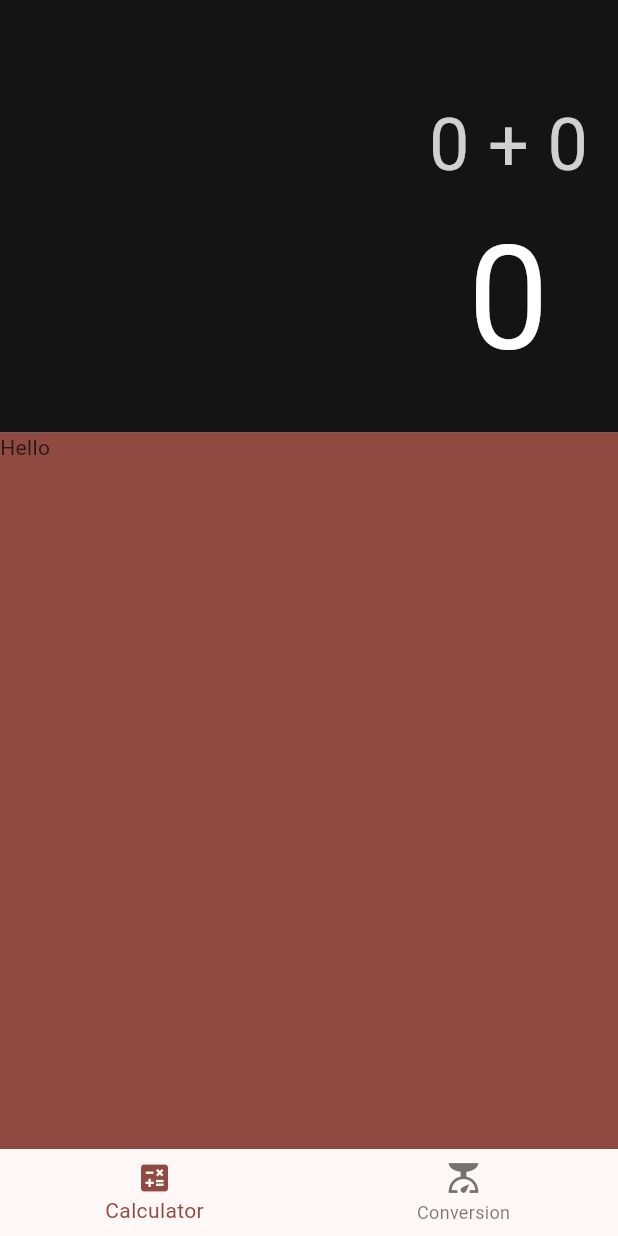
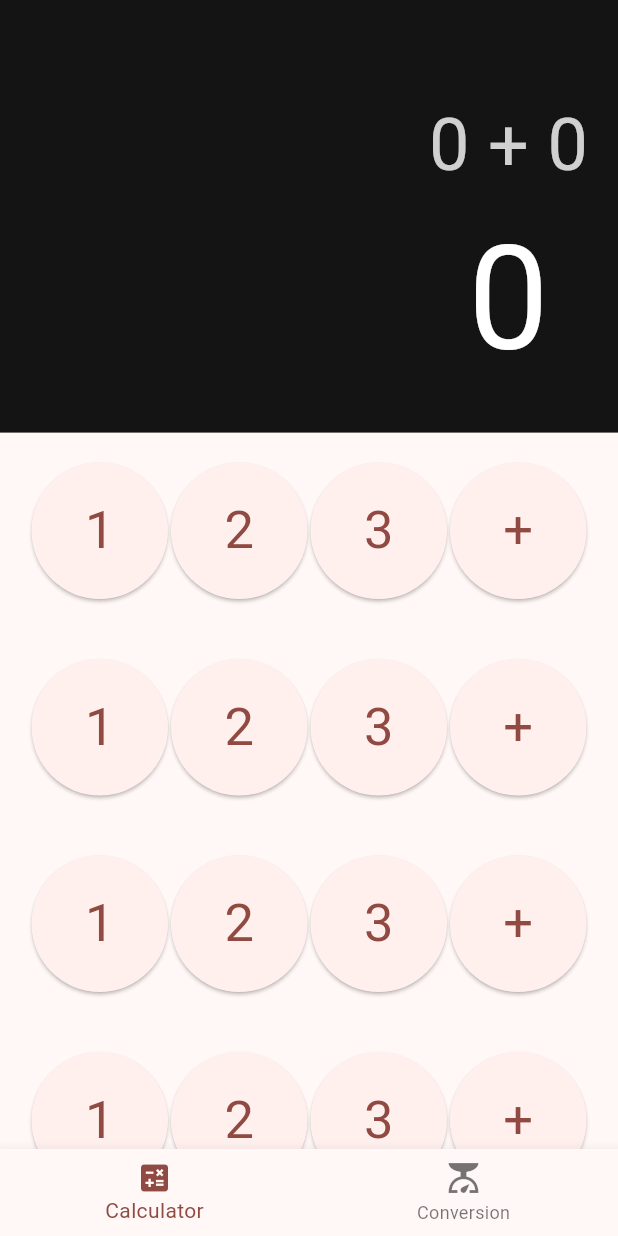
Before and after one commit to Deveesh-Shetty/MathOps, a Flutter app: the screen it shows after launch, on a phone screen of 412 x 824 dp. Run offline on Flutter 3.47's test engine with Material 2 defaults, Android fonts, the phone set to English and light mode, and no system bars.

Commit message:
ADD: Buttons have to make it responsive tho

```diff
--- a/lib/main.dart
+++ b/lib/main.dart
@@ -104,12 +104,164 @@ class _CalculatorState extends State<Calculator> {
         ),
         Expanded(
           child: Container(
-            color: theme.colorScheme.primary,
             width: width,
-            child: Text('Hello'),
+            child: Column(
+              children: [
+                // Row 1
+                Padding(
+                  padding: const EdgeInsets.all(20),
+                  child: Row(
+                    children: [
+                      KeyButton(
+                        text: '1',
+                        onClick: () {},
+                      ),
+                      KeyButton(
+                        text: '2',
+                        onClick: () {},
+                      ),
+                      KeyButton(
+                        text: '3',
+                        onClick: () {},
+                      ),
+                      KeyButton(
+                        text: '+',
+                        onClick: () {},
+                      ),
+                    ],
+                  ),
+                ),
+
+                // Row 2
+                Padding(
+                  padding: const EdgeInsets.all(20),
+                  child: Row(
+                    children: [
+                      KeyButton(
+                        text: '1',
+                        onClick: () {},
+                      ),
+                      KeyButton(
+                        text: '2',
+                        onClick: () {},
+                      ),
+                      KeyButton(
+                        text: '3',
+                        onClick: () {},
+                      ),
+                      KeyButton(
+                        text: '+',
+                        onClick: () {},
+                      ),
+                    ],
+                  ),
+                ),
+
+                // Row 3
+                Padding(
+                  padding: const EdgeInsets.all(20),
+                  child: Row(
+                    children: [
+                      KeyButton(
+                        text: '1',
+                        onClick: () {},
+                      ),
+                      KeyButton(
+                        text: '2',
+                        onClick: () {},
+                      ),
+                      KeyButton(
+                        text: '3',
+                        onClick: () {},
+                      ),
+                      KeyButton(
+                        text: '+',
+                        onClick: () {},
+                      ),
+                    ],
+                  ),
+                ),
+
+                // Row 4
+                Padding(
+                  padding: const EdgeInsets.all(20),
+                  child: Row(
+                    children: [
+                      KeyButton(
+                        text: '1',
+                        onClick: () {},
+                      ),
+                      KeyButton(
+                        text: '2',
+                        onClick: () {},
+                      ),
+                      KeyButton(
+                        text: '3',
+                        onClick: () {},
+                      ),
+                      KeyButton(
+                        text: '+',
+                        onClick: () {},
+                      ),
+                    ],
+                  ),
+                ),
+
+                // Row 5
+                Padding(
+                  padding: const EdgeInsets.all(20),
+                  child: Row(
+                    children: [
+                      KeyButton(
+                        text: '1',
+                        onClick: () {},
+                      ),
+                      KeyButton(
+                        text: '2',
+                        onClick: () {},
+                      ),
+                      KeyButton(
+                        text: '3',
+                        onClick: () {},
+                      ),
+                      KeyButton(
+                        text: '+',
+                        onClick: () {},
+                      ),
+                    ],
+                  ),
+                ),
+              ],
+            ),
           ),
         )
       ],
+    );
+  }
+}
+
+class KeyButton extends StatelessWidget {
+  final String text;
+  final Function onClick;
+  const KeyButton({super.key, required this.text, required this.onClick});
+
+  @override
+  Widget build(BuildContext context) {
+    var theme = Theme.of(context);
+    return Expanded(
+      child: ElevatedButton(
+        onPressed: () {
+          onClick();
+        },
+        style: ElevatedButton.styleFrom(
+          padding: EdgeInsets.all(25),
+          textStyle: TextStyle(
+            fontSize: 35,
+          ),
+          shape: CircleBorder(),
+        ),
+        child: Text(text),
+      ),
     );
   }
 }
```
